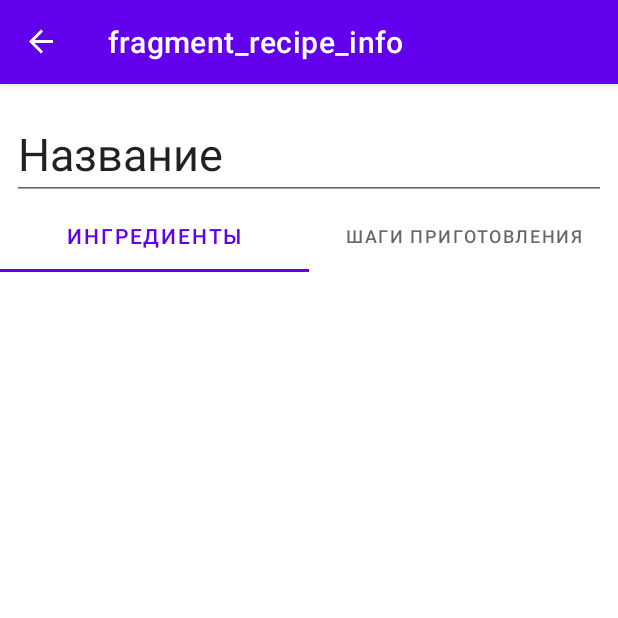
After one commit to hikar1ya/recipes, an Android app: the RecipeInfoFragment screen opened through its navigation route, on a phone screen of 412 x 824 dp, the top half of it. The commit adds this screen. Run offline under Robolectric (Android 15) with nearby library versions, the light colour scheme and no system bars; our stand-ins replace Room's generated code, data binding, navigation-ui; 1 statement that could not run was skipped.

Commit message:
Add recipe info fragment

```diff
--- /dev/null
+++ b/app/src/main/java/hikariya/recipes/recipeinfo/RecipeInfoFragment.kt
@@ -0,0 +1,24 @@
+package hikariya.recipes.recipeinfo
+
+import android.os.Bundle
+import androidx.fragment.app.Fragment
+import android.view.LayoutInflater
+import android.view.View
+import android.view.ViewGroup
+import hikariya.recipes.R
+import hikariya.recipes.addrecipe.AddRecipeViewModel
+
+
+class RecipeInfoFragment : Fragment() {
+
+    private lateinit var viewModel: RecipeInfoViewModel
+
+    override fun onCreateView(
+        inflater: LayoutInflater, container: ViewGroup?,
+        savedInstanceState: Bundle?
+    ): View? {
+        // Inflate the layout for this fragment
+        return inflater.inflate(R.layout.fragment_recipe_info, container, false)
+    }
+
+}
--- /dev/null
+++ b/app/src/main/java/hikariya/recipes/recipeinfo/RecipeInfoViewModel.kt
@@ -0,0 +1,5 @@
+package hikariya.recipes.recipeinfo
+
+class RecipeInfoViewModel {
+
+}
--- a/app/src/main/java/hikariya/recipes/recipes/RecipesAdapter.kt
+++ b/app/src/main/java/hikariya/recipes/recipes/RecipesAdapter.kt
@@ -1,16 +1,17 @@
 package hikariya.recipes.recipes
 
-import android.content.res.Resources
 import android.view.LayoutInflater
 import android.view.View
 import android.view.ViewGroup
 import android.widget.TextView
+import androidx.constraintlayout.widget.ConstraintLayout
 import androidx.recyclerview.widget.RecyclerView
 import hikariya.recipes.R
 import hikariya.recipes.database.Recipe
 
 class RecipesViewHolder private constructor(itemView: View) : RecyclerView.ViewHolder(itemView) {
     private val nameRecipe: TextView = itemView.findViewById(R.id.name_recipe)
+    val recipeListItem: ConstraintLayout = itemView.findViewById(R.id.recipe_list_item)
 
     fun bind(item: Recipe) {
         nameRecipe.text = item.name
@@ -34,11 +35,16 @@ class RecipesAdapter : RecyclerView.Adapter<RecipesViewHolder>() {
             notifyDataSetChanged()
         }
 
+    lateinit var viewModel: RecipesViewModel
+
     override fun getItemCount() = data.size
 
     override fun onBindViewHolder(holder: RecipesViewHolder, position: Int) {
         val item = data[position]
         holder.bind(item)
+        holder.recipeListItem.setOnClickListener {
+            viewModel.openRecipeInfo(item)
+        }
     }
 
     override fun onCreateViewHolder(parent: ViewGroup, viewType: Int): RecipesViewHolder {
--- a/app/src/main/java/hikariya/recipes/recipes/RecipesFragment.kt
+++ b/app/src/main/java/hikariya/recipes/recipes/RecipesFragment.kt
@@ -5,9 +5,11 @@ import androidx.fragment.app.Fragment
 import android.view.LayoutInflater
 import android.view.View
 import android.view.ViewGroup
+import androidx.core.view.iterator
 import androidx.databinding.DataBindingUtil
 import androidx.lifecycle.Observer
 import androidx.lifecycle.ViewModelProvider
+import androidx.navigation.fragment.findNavController
 import hikariya.recipes.R
 import hikariya.recipes.database.RecipesDatabase
 import hikariya.recipes.databinding.FragmentRecipesBinding
@@ -32,12 +34,22 @@ class RecipesFragment : Fragment() {
 
         val adapter = RecipesAdapter()
         binding.recipesList.adapter = adapter
+        adapter.viewModel = viewModel
 
         viewModel.recipes.observe(viewLifecycleOwner, Observer { recipesList ->
             if (recipesList != null)
                 adapter.data = recipesList
         })
 
+        viewModel.navigateToRecipeInfo.observe(viewLifecycleOwner, Observer { recipe ->
+            if (recipe != null) {
+                this.findNavController().navigate(
+                    RecipesFragmentDirections
+                        .actionRecipesFragmentToRecipeInfoFragment())
+                viewModel.doneNavigating()
+            }
+        })
+
         return binding.root
     }
 }
--- a/app/src/main/java/hikariya/recipes/recipes/RecipesViewModel.kt
+++ b/app/src/main/java/hikariya/recipes/recipes/RecipesViewModel.kt
@@ -2,10 +2,14 @@ package hikariya.recipes.recipes
 
 import android.app.Application
 import androidx.lifecycle.AndroidViewModel
+import androidx.lifecycle.LiveData
+import androidx.lifecycle.MutableLiveData
+import hikariya.recipes.database.Recipe
 import hikariya.recipes.database.RecipesDatabaseDao
 import kotlinx.coroutines.CoroutineScope
 import kotlinx.coroutines.Dispatchers
 import kotlinx.coroutines.Job
+import kotlinx.coroutines.launch
 
 /**
  * ViewModel для RecipesFragment
@@ -18,7 +22,21 @@ class RecipesViewModel(
     private var viewModelJob = Job()
     private val uiScope = CoroutineScope(Dispatchers.Main + viewModelJob)
 
+    private val _navigateToRecipeInfo = MutableLiveData<Recipe>()
+    val navigateToRecipeInfo: LiveData<Recipe>
+        get() = _navigateToRecipeInfo
+
     val recipes = dao.getAllRecipes()
+
+    fun openRecipeInfo(recipe: Recipe) {
+        uiScope.launch {
+            _navigateToRecipeInfo.value = recipe
+        }
+    }
+
+    fun doneNavigating() {
+        _navigateToRecipeInfo.value = null
+    }
 
     override fun onCleared() {
         super.onCleared()
--- /dev/null
+++ b/app/src/main/res/layout/fragment_recipe_info.xml
@@ -0,0 +1,41 @@
+<?xml version="1.0" encoding="utf-8"?>
+<layout xmlns:android="http://schemas.android.com/apk/res/android"
+    xmlns:app="http://schemas.android.com/apk/res-auto"
+    xmlns:tools="http://schemas.android.com/tools"
+    tools:context=".recipeinfo.RecipeInfoFragment">
+
+    <androidx.constraintlayout.widget.ConstraintLayout
+        android:layout_width="match_parent"
+        android:layout_height="match_parent">
+
+        <EditText
+            android:id="@+id/name_text"
+            android:layout_width="match_parent"
+            android:layout_height="wrap_content"
+            style="@style/textViewStyle"
+            android:textSize="@dimen/name_text_size"
+            app:layout_constraintStart_toStartOf="parent"
+            app:layout_constraintTop_toTopOf="parent"
+            android:text="Название"/>
+
+        <com.google.android.material.tabs.TabLayout
+            android:layout_width="match_parent"
+            android:layout_height="wrap_content"
+            app:layout_constraintStart_toStartOf="@id/name_text"
+            app:layout_constraintTop_toBottomOf="@id/name_text">
+
+            <com.google.android.material.tabs.TabItem
+                android:layout_width="wrap_content"
+                android:layout_height="wrap_content"
+                android:text="@string/ingredients" />
+
+            <com.google.android.material.tabs.TabItem
+                android:layout_width="wrap_content"
+                android:layout_height="wrap_content"
+                android:text="@string/steps_of_cooking" />
+        </com.google.android.material.tabs.TabLayout>
+
+
+    </androidx.constraintlayout.widget.ConstraintLayout>
+
+</layout>
--- a/app/src/main/res/layout/list_item_recipe.xml
+++ b/app/src/main/res/layout/list_item_recipe.xml
@@ -4,7 +4,9 @@
     xmlns:app="http://schemas.android.com/apk/res-auto"
     android:layout_width="match_parent"
     android:layout_height="wrap_content"
-    xmlns:tools="http://schemas.android.com/tools">
+    xmlns:tools="http://schemas.android.com/tools"
+    android:id="@+id/recipe_list_item"
+    android:layout_marginVertical="5dp">
 
     <ImageView
         android:id="@+id/icon"
@@ -22,4 +24,5 @@
         app:layout_constraintStart_toEndOf="@id/icon"
         app:layout_constraintTop_toTopOf="parent"
         />
+
 </androidx.constraintlayout.widget.ConstraintLayout>
--- a/app/src/main/res/menu/navdrawer_menu.xml
+++ b/app/src/main/res/menu/navdrawer_menu.xml
@@ -2,12 +2,12 @@
 <menu xmlns:android="http://schemas.android.com/apk/res/android">
     <group>
         <item
-            android:id="@+id/add_recipe_fragment"
+            android:id="@+id/addRecipeFragment"
             android:icon="@android:drawable/ic_input_add"
             android:title="@string/add_recipe" />
     </group>
     <item
-        android:id="@+id/about_fragment"
+        android:id="@+id/aboutFragment"
         android:icon="@android:drawable/ic_dialog_info"
         android:title="@string/about" />
 </menu>
--- a/app/src/main/res/navigation/navigation.xml
+++ b/app/src/main/res/navigation/navigation.xml
@@ -3,29 +3,37 @@
     xmlns:app="http://schemas.android.com/apk/res-auto"
     xmlns:tools="http://schemas.android.com/tools"
     android:id="@+id/navigation"
-    app:startDestination="@id/recipes_fragment">
+    app:startDestination="@id/recipesFragment">
 
     <fragment
-        android:id="@+id/recipes_fragment"
+        android:id="@+id/recipesFragment"
         android:name="hikariya.recipes.recipes.RecipesFragment"
         android:label="@string/book_of_recipes"
         tools:layout="@layout/fragment_recipes">
+        <action
+            android:id="@+id/action_recipes_fragment_to_recipe_info_fragment"
+            app:destination="@id/recipeInfoFragment" />
     </fragment>
     <fragment
-        android:id="@+id/add_recipe_fragment"
+        android:id="@+id/addRecipeFragment"
         android:name="hikariya.recipes.addrecipe.AddRecipeFragment"
         android:label="@string/adding_recipe"
         tools:layout="@layout/add_recipe_fragment">
         <action
             android:id="@+id/action_addRecipeFragment_to_recipesFragment"
-            app:destination="@id/recipes_fragment"
+            app:destination="@id/recipesFragment"
             app:enterAnim="@anim/slide_in_right"
             app:popEnterAnim="@anim/slide_in_right" />
     </fragment>
     <fragment
-        android:id="@+id/about_fragment"
+        android:id="@+id/aboutFragment"
         android:name="hikariya.recipes.about.AboutFragment"
         android:label="@string/about"
         tools:layout="@layout/fragment_about" />
+    <fragment
+        android:id="@+id/recipeInfoFragment"
+        android:name="hikariya.recipes.recipeinfo.RecipeInfoFragment"
+        android:label="fragment_recipe_info"
+        tools:layout="@layout/fragment_recipe_info" />
 
 </navigation>
--- a/app/src/main/res/values/strings.xml
+++ b/app/src/main/res/values/strings.xml
@@ -22,6 +22,9 @@
 
     <string name="save">Сохранить</string>
     <string name="name">Название</string>
-    <!-- TODO: Remove or change this placeholder text -->
-    <string name="hello_blank_fragment">Hello blank fragment</string>
+    <string name="steps_of_cooking">Шаги приготовления</string>
+
+    <!-- Recipe info -->
+
+
 </resources>
```
Also changed, not shown: app/src/main/res/values/dimen.xml (+1 -8 lines).
